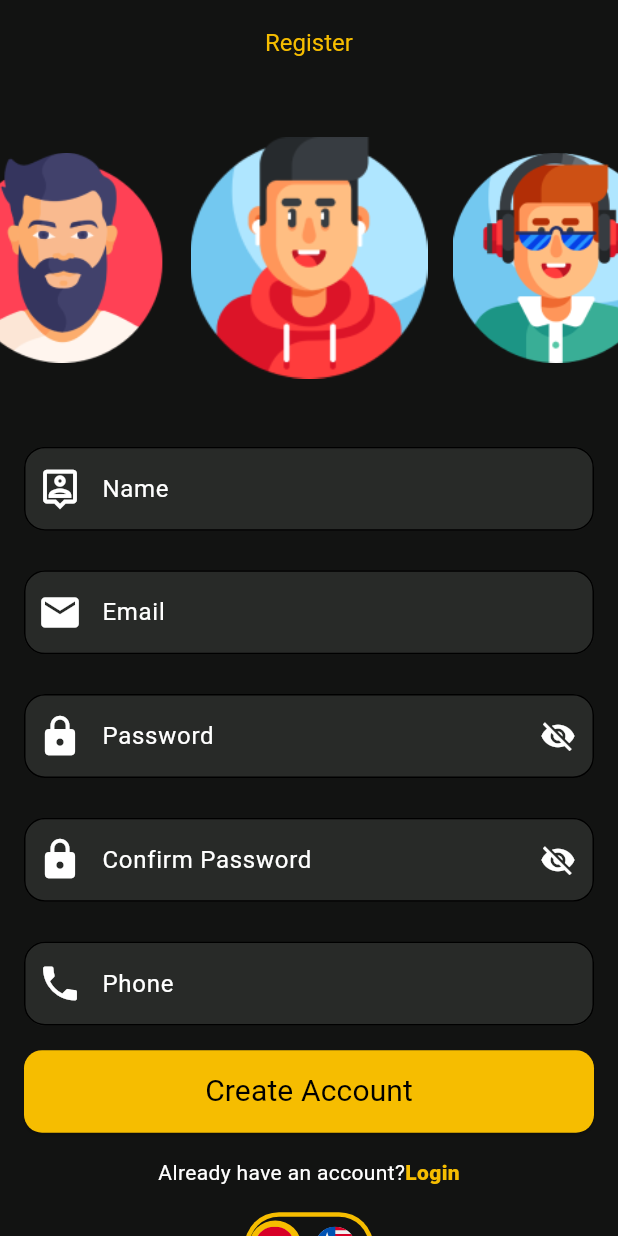
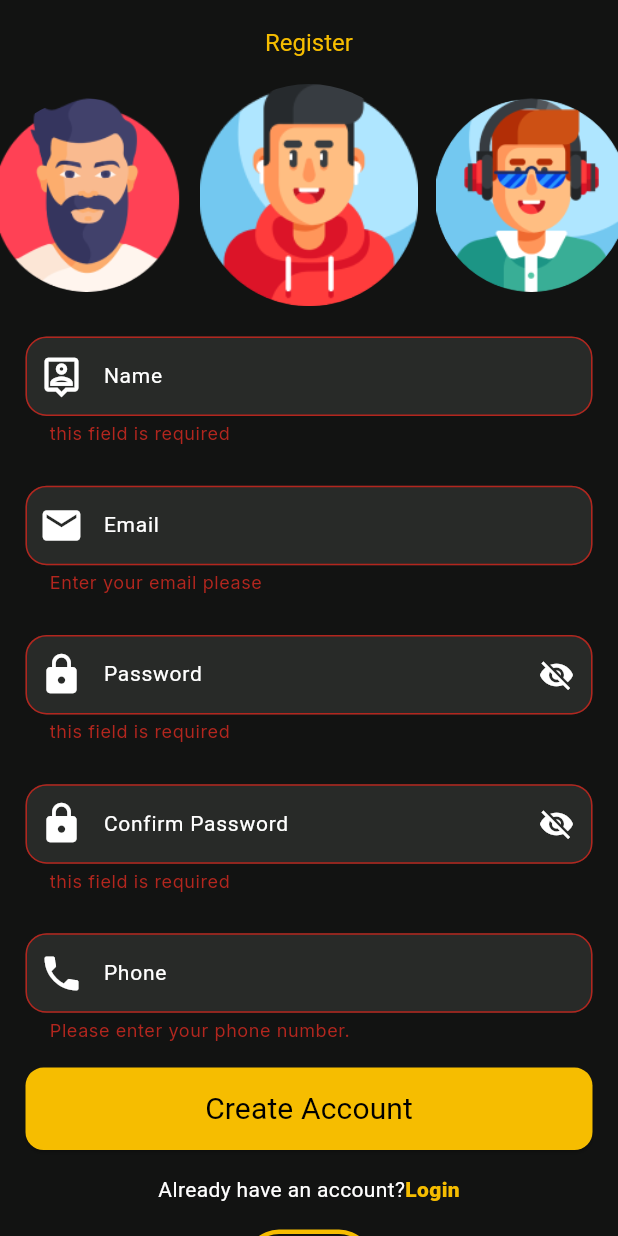
Before and after one commit to shahbbo/movies_route, a Flutter app: the RegisterScreen screen opened directly, after a tap on "Create Account", on a phone screen of 412 x 824 dp. Run offline on Flutter 3.47's test engine with Material 3 defaults, Android fonts, the phone set to English and light mode, and no system bars; drawn by our look-alikes of animated_toggle_switch, carousel_slider; our stand-ins replace bloc, cherry_toast, connectivity_plus, dartz, dio, flutter_bloc and 6 more; missing offline and left inert: flutter_floating_bottom_bar; accounts and stored records are empty; statements that could not run were skipped; project files that could hold a hidden picture were left out; key blocks and very long unbroken strings in the code were emptied for the run.

Commit message:
make auth of register

```diff
--- a/analysis_options.yaml
+++ b/analysis_options.yaml
@@ -10,6 +10,7 @@
 analyzer:
   errors:
     file_names: ignore
+    avoid_print: ignore
 include: package:flutter_lints/flutter.yaml
 
 linter:
--- /dev/null
+++ b/lib/core/resources/validate_of_textfiled.dart
@@ -0,0 +1,69 @@
+class ValidateOfTextfiled {
+  ValidateOfTextfiled();
+  static String? validateEmail(String? value) {
+    if (value == null || value.isEmpty) return 'Enter your email please';
+
+    const pattern = r"^[a-zA-Z0-9._%+-]+@[a-zA-Z0-9.-]+\.[a-zA-Z]{2,}$";
+    return RegExp(pattern).hasMatch(value) ? null : 'Invalid email';
+  }
+
+  static String? validatePassword(String? val) {
+    RegExp passwordRegex = RegExp(r'^(?=.*[a-zA-Z])(?=.*[0-9])');
+    if (val == null) {
+      return 'this field is required';
+    } else if (val.isEmpty) {
+      return 'this field is required';
+    } else if (val.length < 8 || !passwordRegex.hasMatch(val)) {
+      return 'strong password please';
+    } else {
+      return null;
+    }
+  }
+
+  static String? validateConfirmPassword(String? val, String? password) {
+    if (val == null || val.isEmpty) {
+      return 'this field is required';
+    } else if (val != password) {
+      return 'same password';
+    } else {
+      return null;
+    }
+  }
+
+  static String? validateUserName(String? value) {
+    if (value == null || value.trim().isEmpty) {
+      return "Please enter your name.";
+    } else if (value.trim().length < 3) {
+      return "Name must be at least 3 characters long.";
+    } else if (!RegExp(r"^[a-zA-Z\s]+$").hasMatch(value)) {
+      return "Name can only contain letters and spaces.";
+    }
+    return null;
+  }
+
+  static String? validateFullName(String? val) {
+    if (val == null || val.isEmpty) {
+      return 'this field is required';
+    } else {
+      return null;
+    }
+  }
+
+  static String? validatePhoneNumber(String? phoneNumber) {
+    final RegExp phoneRegExp = RegExp(r'^\+20(10|11|12|15)\d{8}$');
+
+    if (phoneNumber == null || phoneNumber.isEmpty) {
+      return "Please enter your phone number.";
+    } else if (!phoneRegExp.hasMatch(phoneNumber)) {
+      return "Invalid phone number format. Use +201XXXXXXXXX.";
+    }
+    return null; // Valid case
+  }
+
+  static String? validateSelectedImage(int? selectedImage) {
+    if (selectedImage == null || selectedImage.isNegative) {
+      return "Please select a profile image.";
+    }
+    return null;
+  }
+}
--- a/lib/features/auth/data/api/login_api.dart
+++ b/lib/features/auth/data/api/login_api.dart
@@ -2,8 +2,8 @@ import 'dart:convert';
 import 'package:flutter_projects/core/resources/string_manager.dart';
 import 'package:http/http.dart' as http;
 
-class ApiService {
-  ApiService();
+class LoginApiService {
+  LoginApiService();
 
   Future<Map<String, dynamic>> loginn({
     required String endpoint,
--- /dev/null
+++ b/lib/features/auth/data/api/register_api .dart
@@ -0,0 +1,26 @@
+import 'dart:convert';
+import 'package:flutter_projects/core/resources/string_manager.dart';
+import 'package:flutter_projects/features/auth/data/model/registerDM.dart';
+import 'package:http/http.dart' as http;
+
+class RegisterApiService {
+  RegisterApiService();
+
+  Future<User> register({
+    required String endpoint,
+    required Data userData,
+  }) async {
+    Uri uri = Uri.parse('${AppStrings.baseUrl}$endpoint');
+    http.Response response = await http.post(
+      uri,
+      body: jsonEncode(userData.toJson()),
+      headers: {'Content-Type': 'application/json'},
+    );
+
+    if (response.statusCode == 200 || response.statusCode == 201) {
+      return User.fromJson(jsonDecode(response.body));
+    } else {
+      throw Exception("Failed to register: ${response.body}");
+    }
+  }
+}
--- a/lib/features/auth/data/model/registerDM.dart
+++ b/lib/features/auth/data/model/registerDM.dart
@@ -30,6 +30,7 @@ class Data {
   String? email;
   String? password;
   String? name;
+  String? confirmPassword;
   String? phone;
   int? avaterId;
   String? id;
@@ -42,6 +43,7 @@ class Data {
       this.password,
       this.name,
       this.phone,
+      this.confirmPassword,
       this.avaterId,
       this.id,
       this.createdAt,
@@ -51,6 +53,7 @@ class Data {
     email = json["email"];
     password = json["password"];
     name = json["name"];
+    confirmPassword = json["confirmPassword"];
     phone = json["phone"];
     avaterId = json["avaterId"];
     id = json["_id"];
@@ -69,6 +72,7 @@ class Data {
     _data["password"] = password;
     _data["name"] = name;
     _data["phone"] = phone;
+    _data["confirmPassword"] = confirmPassword;
     _data["avaterId"] = avaterId;
     _data["_id"] = id;
     _data["createdAt"] = createdAt;
--- a/lib/features/auth/data/repo/login_repo/login_repo_contract.dart
+++ b/lib/features/auth/data/repo/login_repo/login_repo_contract.dart
@@ -2,7 +2,6 @@ import 'package:dartz/dartz.dart';
 import 'package:flutter_projects/core/customWidgets/error.dart';
 
 import '../../model/login.dart';
-
 
 abstract class LoginRepoContract {
   Future<Either<Failures, UserLogin>> loginUser({
--- a/lib/features/auth/data/repo/login_repo/login_repo_contract_impl.dart
+++ b/lib/features/auth/data/repo/login_repo/login_repo_contract_impl.dart
@@ -6,7 +6,7 @@ import '../../model/login.dart';
 import 'login_repo_contract.dart';
 
 class LoginRepoContractImpl implements LoginRepoContract {
-  final ApiService api;
+  final LoginApiService api;
 
   LoginRepoContractImpl(this.api);
   @override
--- a/lib/features/auth/logic/login_cubit/log_in_cubit.dart
+++ b/lib/features/auth/logic/login_cubit/log_in_cubit.dart
@@ -29,7 +29,7 @@ class LogInCubit extends Cubit<LogInState> {
       if (token.data != null) {
         print('Token in login cubit');
         print(token.data);
-        CacheHelper.saveData(key:'Token', value: token.data);
+        CacheHelper.saveData(key: 'Token', value: token.data);
       }
       emit(LoginSucess());
     });
--- a/lib/features/auth/logic/register_cubit/register_cubit.dart
+++ b/lib/features/auth/logic/register_cubit/register_cubit.dart
@@ -1,9 +1,74 @@
+import 'dart:convert';
+
+import 'package:flutter/material.dart';
 import 'package:flutter_bloc/flutter_bloc.dart';
+import 'package:flutter_projects/core/helpers/local/cache_helper.dart';
+import 'package:flutter_projects/features/auth/data/api/register_api%20.dart';
+import 'package:flutter_projects/features/auth/data/model/registerDM.dart';
 
 part 'register_state.dart';
 
 class RegisterCubit extends Cubit<RegisterState> {
-  RegisterCubit() : super(RegisterInitial());
+  final RegisterApiService apiService;
+
+  // Initialize controllers inside the constructor
+  late final TextEditingController emailController;
+  late final TextEditingController passwordController;
+  late final TextEditingController repasswordController;
+  late final TextEditingController nameController;
+  late final TextEditingController phoneController;
+
+  // GlobalKey<FormState> registerKey = GlobalKey();
+  bool isLoading = false;
+
+  RegisterCubit({required this.apiService}) : super(RegisterInitial()) {
+    emailController = TextEditingController();
+    passwordController = TextEditingController();
+    repasswordController = TextEditingController();
+    nameController = TextEditingController();
+    phoneController = TextEditingController();
+  }
 
   static RegisterCubit get(context) => BlocProvider.of(context);
+
+  Future<void> registerUser({required int selectedImage}) async {
+    isLoading = true;
+    emit(RegisterLoading());
+
+    try {
+      Data userData = Data(
+        email: emailController.text.trim(),
+        password: passwordController.text.trim(),
+        confirmPassword: repasswordController.text.trim(),
+        name: nameController.text.trim(),
+        phone: phoneController.text.trim(),
+        avaterId: selectedImage,
+      );
+      // Debugging Step: Print request body
+      print("Request Body: ${jsonEncode(userData.toJson())}");
+
+      User response = await apiService.register(
+          endpoint: 'auth/register', userData: userData);
+
+      if (response.data != null) {
+        print('User registered successfully');
+        print(response.data);
+        CacheHelper.saveData(key: 'Token', value: response.data?.id);
+      }
+
+      isLoading = false;
+      emit(RegisterSuccess());
+    } catch (e) {
+      isLoading = false;
+      print("Error: $e");
+      emit(RegisterError(error: e.toString()));
+    }
+  }
+
+  void registervalid(
+      {required GlobalKey<FormState> formKey, required int selectedImage}) {
+    if (formKey.currentState != null && formKey.currentState!.validate()) {
+      registerUser(selectedImage: selectedImage);
+    }
+  }
 }
--- a/lib/features/auth/logic/register_cubit/register_state.dart
+++ b/lib/features/auth/logic/register_cubit/register_state.dart
@@ -2,4 +2,13 @@ part of 'register_cubit.dart';
 
 sealed class RegisterState {}
 
-final class RegisterInitial extends RegisterState {}
+class RegisterInitial extends RegisterState {}
+
+class RegisterLoading extends RegisterState {}
+
+class RegisterSuccess extends RegisterState {}
+
+class RegisterError extends RegisterState {
+  final String error;
+  RegisterError({required this.error});
+}
--- a/lib/features/auth/ui/register_screen/register_screen.dart
+++ b/lib/features/auth/ui/register_screen/register_screen.dart
@@ -1,8 +1,14 @@
 import 'package:carousel_slider/carousel_slider.dart';
 import 'package:flutter/material.dart';
+import 'package:flutter_bloc/flutter_bloc.dart';
+import 'package:flutter_projects/core/components/components.dart';
 import 'package:flutter_projects/core/resources/asset_manager.dart';
 import 'package:flutter_projects/core/resources/color_manager.dart';
 import 'package:flutter_projects/core/resources/text_manager.dart';
+import 'package:flutter_projects/core/resources/toasts.dart';
+import 'package:flutter_projects/core/resources/validate_of_textfiled.dart';
+import 'package:flutter_projects/features/app_layout/ui/pages/app_layout.dart';
+import 'package:flutter_projects/features/auth/logic/register_cubit/register_cubit.dart';
 import 'package:flutter_projects/features/auth/ui/widgets/language_switcher_toggle.dart';
 import 'package:flutter_projects/core/resources/app_localizations.dart';
 
@@ -31,23 +37,30 @@ class _RegisterScreenState extends State<RegisterScreen> {
     ImageAssets.profile8,
     ImageAssets.profile9,
   ];
-
-  final TextEditingController nameController = TextEditingController();
-
-  final TextEditingController emailController = TextEditingController();
-
-  final TextEditingController passwordController = TextEditingController();
-
-  final TextEditingController rePasswordController = TextEditingController();
-
-  final TextEditingController phoneNumberController = TextEditingController();
-
+  int currentIndex = -1;
+  String seleImage = "";
   bool _obscureText = true;
 
   final GlobalKey<FormState> _formKey = GlobalKey<FormState>();
   @override
   Widget build(BuildContext context) {
+    // seleImage = profileImages[currentIndex];
+
     var height = MediaQuery.of(context).size.height;
+    var regCubit = context.read<RegisterCubit>();
+
+    return BlocConsumer<RegisterCubit, RegisterState>(
+      listener: (context, state) {
+        if (state is RegisterError) {
+          Toasts.error(state.error, context);
+        }
+        if (state is RegisterSuccess) {
+          Toasts.success("Register Sucess", context);
+          navigateWithFade(context, AppLayOut());
+        }
+        if (state is RegisterLoading) {}
+      },
+      builder: (context, state) {
         return Scaffold(
             appBar: AppBar(
               surfaceTintColor: Colors.transparent,
@@ -67,58 +80,90 @@ class _RegisterScreenState extends State<RegisterScreen> {
                   children: [
                     CarouselSlider.builder(
                       itemCount: profileImages.length,
-                itemBuilder: (BuildContext context, int index, int realIndex) {
-                  return Image.asset(
+                      itemBuilder:
+                          (BuildContext context, int index, int realIndex) {
+                        return GestureDetector(
+                          onTap: () {
+                            setState(() {
+                              currentIndex = index;
+                              seleImage = profileImages[index];
+                            });
+                          },
+                          child: Container(
+                            decoration: BoxDecoration(
+                              image: DecorationImage(
+                                image: AssetImage(
                                   profileImages[index],
+                                ),
+                              ),
+                              shape: BoxShape.circle, // Circular shape
+                              border: Border.all(
+                                color: currentIndex == index
+                                    ? ColorManager.yellowColor
+                                    : Colors
+                                        .transparent, // Highlight selected image
+                                width: 8,
+                              ),
+                            ),
+                          ),
                         );
                       },
                       options: CarouselOptions(
+                        height: height * 0.18,
                         enlargeCenterPage: true,
-                  viewportFraction: 0.4,
+                        viewportFraction: 0.36,
                       ),
                     ),
                     Padding(
-                padding: const EdgeInsets.only(left: 16, right: 16),
+                      padding:
+                          const EdgeInsets.only(left: 17, right: 17, top: 10),
                       child: Column(
                         children: [
                           CustomTextFormFeild(
-                      controller: nameController,
+                            controller: regCubit.nameController,
+                            validator: (val) =>
+                                ValidateOfTextfiled.validateFullName(val),
+                            style: FontManager.robotoRegular14White,
+                            hintStyle: FontManager.robotoRegular14White,
                             prefixIcon: Icon(
                               Icons.person_pin_outlined,
                               color: ColorManager.primaryWhiteColor,
                               size: 30,
                             ),
                             hint: 'name'.tr(context),
-                      hintStyle: FontManager.robotoRegular16White,
-                      style: TextStyle(color: ColorManager.darkGray),
                           ),
                           SizedBox(
                             height: height * 0.02,
                           ),
                           CustomTextFormFeild(
-                      controller: emailController,
+                            style: FontManager.robotoRegular14White,
+                            hintStyle: FontManager.robotoRegular14White,
+                            // validator: _validateEmail,
+                            controller: regCubit.emailController,
+                            validator: (val) =>
+                                ValidateOfTextfiled.validateEmail(val),
+                            hint: 'email'.tr(context),
                             prefixIcon: Icon(
                               Icons.email,
                               color: ColorManager.primaryWhiteColor,
                               size: 30,
                             ),
-                      hint: 'email'.tr(context),
-                      hintStyle: FontManager.robotoRegular16White,
-                      style: TextStyle(color: ColorManager.darkGray),
                           ),
                           SizedBox(
                             height: height * 0.02,
                           ),
                           CustomTextFormFeild(
-                      controller: passwordController,
+                            controller: regCubit.passwordController,
+                            style: FontManager.robotoRegular14White,
+                            hintStyle: FontManager.robotoRegular14White,
+                            validator: (val) =>
+                                ValidateOfTextfiled.validatePassword(val),
                             prefixIcon: Icon(
                               Icons.lock,
                               color: ColorManager.primaryWhiteColor,
                               size: 30,
                             ),
                             hint: 'password'.tr(context),
-                      hintStyle: FontManager.robotoRegular16White,
-                      style: TextStyle(color: ColorManager.darkGray),
                             suffixIcon: IconButton(
                               icon: Icon(
                                 _obscureText
@@ -137,15 +182,20 @@ class _RegisterScreenState extends State<RegisterScreen> {
                             height: height * 0.02,
                           ),
                           CustomTextFormFeild(
-                      controller: rePasswordController,
+                            controller: regCubit.repasswordController,
+                            style: FontManager.robotoRegular14White,
+                            hintStyle: FontManager.robotoRegular14White,
+                            validator: (val) =>
+                                ValidateOfTextfiled.validateConfirmPassword(
+                              val,
+                              regCubit.passwordController.text,
+                            ),
                             prefixIcon: Icon(
                               Icons.lock,
                               color: ColorManager.primaryWhiteColor,
                               size: 30,
                             ),
                             hint: 'Confirm Password'.tr(context),
-                      hintStyle: FontManager.robotoRegular16White,
-                      style: TextStyle(color: ColorManager.darkGray),
                             suffixIcon: IconButton(
                               icon: Icon(
                                 _obscureText
@@ -164,29 +214,39 @@ class _RegisterScreenState extends State<RegisterScreen> {
                             height: height * 0.02,
                           ),
                           CustomTextFormFeild(
-                      controller: phoneNumberController,
+                            controller: regCubit.phoneController,
+                            validator: (val) =>
+                                ValidateOfTextfiled.validatePhoneNumber(val),
+                            style: FontManager.robotoRegular14White,
+                            hintStyle: FontManager.robotoRegular14White,
                             prefixIcon: Icon(
                               Icons.phone,
                               color: ColorManager.primaryWhiteColor,
                               size: 30,
                             ),
                             hint: 'phone'.tr(context),
-                      hintStyle: FontManager.robotoRegular16White,
-                      style: TextStyle(color: ColorManager.darkGray),
                           ),
                           SizedBox(
                             height: height * 0.02,
                           ),
                           CustomButton(
                             title: 'Create Account'.tr(context),
-                      onPressed: () {},
                             buttonColor: ColorManager.yellowColor,
                             textColor: ColorManager.blackColor,
+                            isLoading: state is RegisterLoading,
+                            onPressed: () {
+                              print(currentIndex);
+                              regCubit.registervalid(
+                                  formKey: _formKey,
+                                  selectedImage: currentIndex);
+                            },
                           ),
                           SizedBox(
                             height: height * 0.02,
                           ),
-                    buildtext(context, "Already Have Account ? ".tr(context),
+                          buildtext(
+                              context,
+                              "Already Have Account ? ".tr(context),
                               "login".tr(context)),
                           SizedBox(
                             height: height * 0.02,
@@ -194,14 +254,15 @@ class _RegisterScreenState extends State<RegisterScreen> {
                           LanguageSwitchToggle(),
                           SizedBox(
                             height: height * 0.02,
-                    ),
+                          )
                         ],
                       ),
                     ),
                   ],
                 ),
               ),
-      ),
+            ));
+      },
     );
   }
 }
```
Also changed, not shown: lib/features/auth/ui/login_screen/login_body.dart (+3 -13 lines), lib/main.dart (+10 -4 lines), pubspec.lock, 125 other files. Lines whose indentation alone changed are shown as unchanged.
